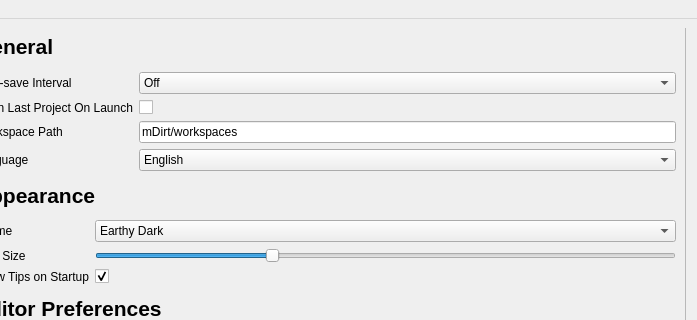
The window that lib/UIs/ui.ui (Faith-and-Code-Technologies/mDirt) describes before a commit, drawn with Qt 5; both pictures show x 306 to 1003 and y 0 to 320 of the 1003 by 737 pixel window.
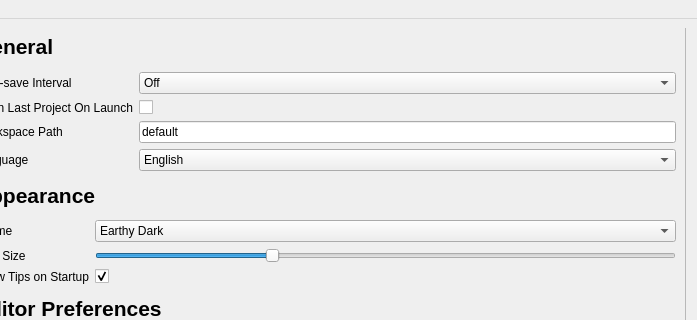
The same window after the commit. The open tabs and pages were chosen to show the change.

```diff
--- a/lib/UIs/ui.ui
+++ b/lib/UIs/ui.ui
@@ -1837,7 +1837,7 @@
                <string>&lt;html&gt;&lt;head/&gt;&lt;body&gt;&lt;p&gt;The location where your workspaces can be found.&lt;/p&gt;&lt;/body&gt;&lt;/html&gt;</string>
               </property>
               <property name="text">
-               <string>mDirt/workspaces</string>
+               <string>default</string>
               </property>
              </widget>
             </item>
```
